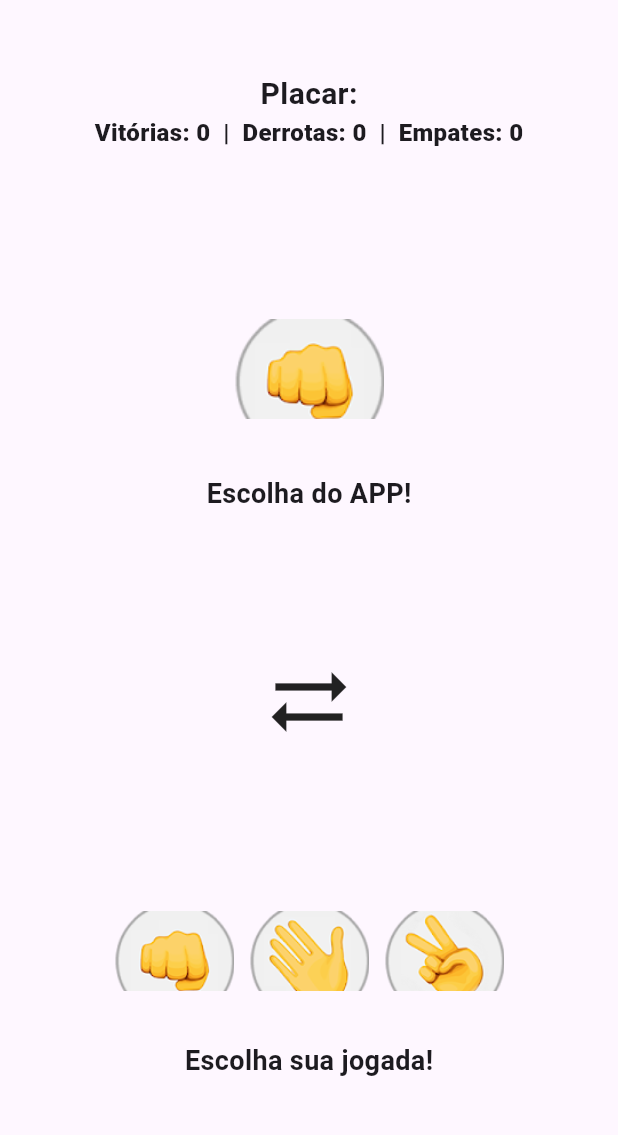
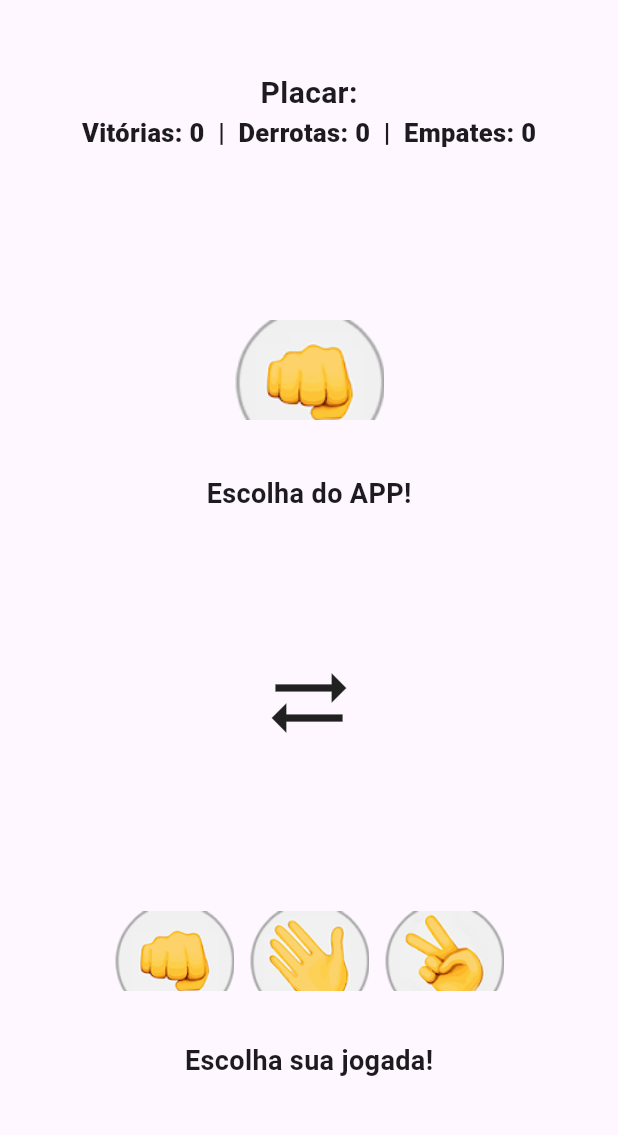
Before and after one commit to KiuryMariano/Jokenpoh-Flutter, a Flutter app: the screen it shows after launch, on a phone screen of 412 x 824 dp, the part 84-1219 px from its top. Run offline on Flutter 3.47's test engine with Material 3 defaults, Android fonts, the phone set to English and light mode, and no system bars.

Commit message:
Ultimos ajustes.
Signed-off-by: KiuryMariano <kiurymariano.capanema@gmail.com>

```diff
--- a/lib/telas/home_page.dart
+++ b/lib/telas/home.dart
@@ -62,7 +62,7 @@ class _HomePageState extends State<HomePage> {
   Widget build(BuildContext context) {
     return Scaffold(
       appBar: AppBar(
-        automaticallyImplyLeading: false, // Remove o botão de voltar
+        automaticallyImplyLeading: false,
         title: const Text(
           'Pedra, Papel, Tesoura',
           style: TextStyle(color: Colors.white, fontWeight: FontWeight.w900),
@@ -82,7 +82,7 @@ class _HomePageState extends State<HomePage> {
               Text(
                 'Vitórias: $_vitorias  |  Derrotas: $_derrotas  |  Empates: $_empates',
                 style: const TextStyle(
-                  fontSize: 16,
+                  fontSize: 17,
                   fontWeight: FontWeight.w900,
                 ),
               ),
```
Also changed, not shown: lib/main.dart (+4 -6 lines), lib/telas/games.dart (renamed from lib/telas/jogo_page.dart, +5 -5 lines), assets/images/aperto-de-maos.png (renamed from assets/images/aperto-de-mãos.png), assets/images/vitoria.png (renamed from assets/images/vitória.png).
